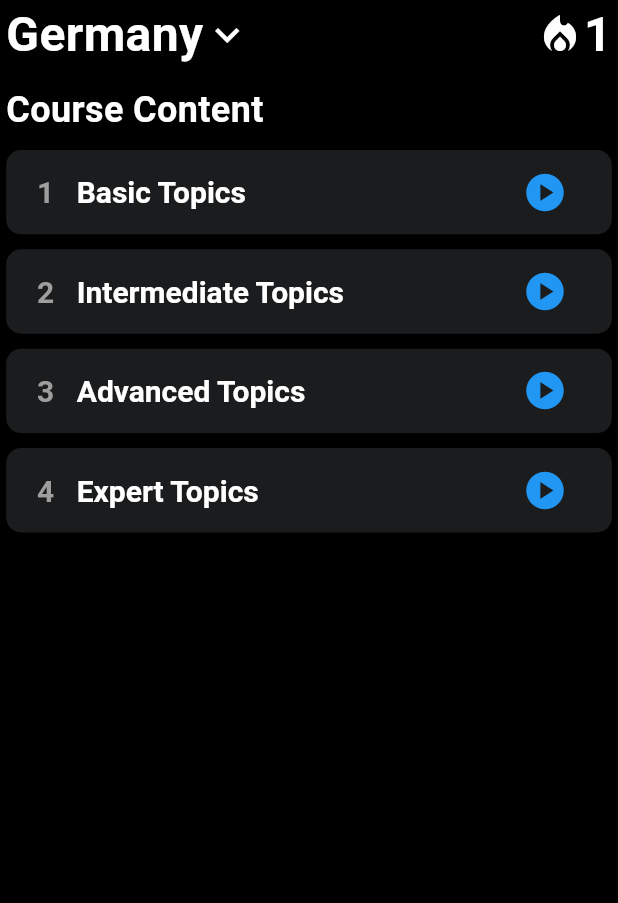
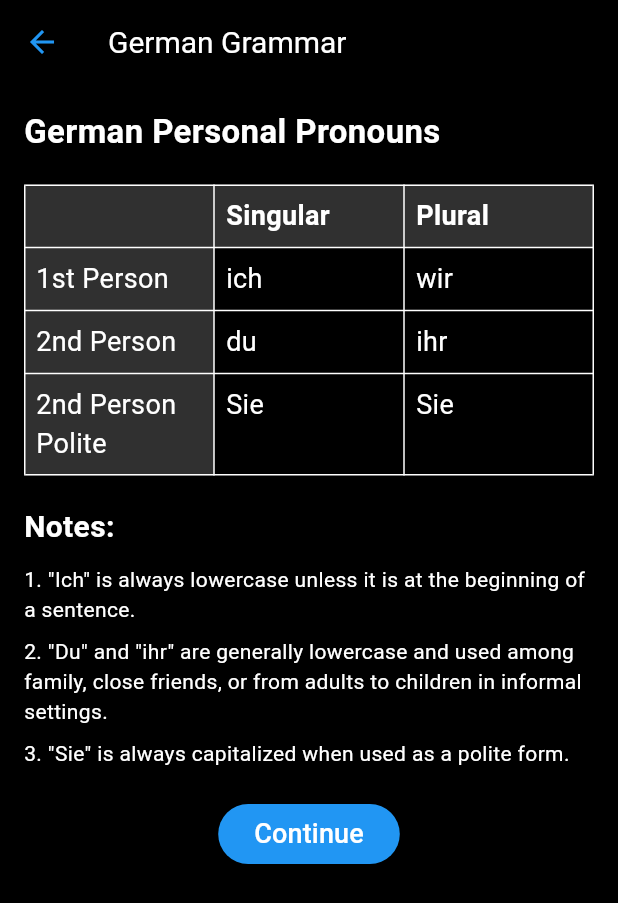
Before and after one commit to dopeCoded/bero, a Flutter app: the ListScreen screen opened directly, after a tap on the "play circle" icon, on a phone screen of 412 x 824 dp. Shown: the top 903 px of the screen. Run offline on Flutter 3.47's test engine with Material 3 defaults, Android fonts, the light colour scheme and no system bars.

Commit message:
lecture screen

```diff
--- /dev/null
+++ b/lib/lecture.dart
@@ -0,0 +1,119 @@
+import 'package:flutter/material.dart';
+
+class LectureScreen extends StatelessWidget {
+  const LectureScreen({Key? key}) : super(key: key);
+
+  @override
+  Widget build(BuildContext context) {
+    return Scaffold(
+      appBar: AppBar(
+        backgroundColor: Colors.black,
+        leading: IconButton(
+          icon: Icon(Icons.arrow_back, color: Colors.blue),
+          onPressed: () => Navigator.of(context).pop(),
+        ),
+        title: Text('German Grammar', style: TextStyle(color: Colors.white)),
+      ),
+      backgroundColor: Colors.black,
+      body: SafeArea(
+        child: SingleChildScrollView(
+          padding: EdgeInsets.all(16),
+          child: Column(
+            crossAxisAlignment: CrossAxisAlignment.start,
+            children: <Widget>[
+              Text(
+                'German Personal Pronouns',
+                style: TextStyle(fontSize: 22, fontWeight: FontWeight.bold, color: Colors.white),
+              ),
+              SizedBox(height: 20),
+              buildPronounTable(),
+              SizedBox(height: 20),
+              Text(
+                'Notes:',
+                style: TextStyle(fontSize: 20, fontWeight: FontWeight.bold, color: Colors.white),
+              ),
+              SizedBox(height: 10),
+              Text(
+                '1. "Ich" is always lowercase unless it is at the beginning of a sentence.',
+                style: TextStyle(color: Colors.white),
+              ),
+              SizedBox(height: 8),
+              Text(
+                '2. "Du" and "ihr" are generally lowercase and used among family, close friends, or from adults to children in informal settings.',
+                style: TextStyle(color: Colors.white),
+              ),
+              SizedBox(height: 8),
+              Text(
+                '3. "Sie" is always capitalized when used as a polite form.',
+                style: TextStyle(color: Colors.white),
+              ),
+              SizedBox(height: 20),
+              Center(
+                child: ElevatedButton(
+                  onPressed: () {
+                    // Navigate to the next screen (questions)
+                  },
+                  child: Text('Continue', style: TextStyle(fontSize: 18)),
+                  style: ElevatedButton.styleFrom(
+                    foregroundColor: Colors.white,
+                    backgroundColor: Colors.blue,
+                  ),
+                ),
+              ),
+            ],
+          ),
+        ),
+      ),
+    );
+  }
+
+  Widget buildPronounTable() {
+    return Table(
+      border: TableBorder.all(color: Colors.white),
+      columnWidths: {
+        0: FlexColumnWidth(1),
+        1: FlexColumnWidth(1),
+        2: FlexColumnWidth(1),
+      },
+      children: [
+        TableRow(
+            decoration: BoxDecoration(color: Colors.grey[850]),
+            children: [
+              Container(),
+              Padding(
+                padding: EdgeInsets.all(8),
+                child: Text('Singular', style: TextStyle(color: Colors.white, fontWeight: FontWeight.bold, fontSize: 18)),
+              ),
+              Padding(
+                padding: EdgeInsets.all(8),
+                child: Text('Plural', style: TextStyle(color: Colors.white, fontWeight: FontWeight.bold, fontSize: 18)),
+              ),
+            ]
+        ),
+        buildRow('1st Person', 'ich', 'wir'),
+        buildRow('2nd Person', 'du', 'ihr'),
+        buildRow('2nd Person Polite', 'Sie', 'Sie'),
+      ],
+    );
+  }
+
+  TableRow buildRow(String label, String singular, String plural) {
+    return TableRow(
+        children: [
+          Container(
+            decoration: BoxDecoration(color: Colors.grey[850]),
+            padding: EdgeInsets.all(8),
+            child: Text(label, style: TextStyle(color: Colors.white, fontSize: 18)),
+          ),
+          Padding(
+            padding: EdgeInsets.all(8),
+            child: Text(singular, style: TextStyle(color: Colors.white, fontSize: 18)),
+          ),
+          Padding(
+            padding: EdgeInsets.all(8),
+            child: Text(plural, style: TextStyle(color: Colors.white, fontSize: 18)),
+          ),
+        ]
+    );
+  }
+}
--- a/lib/list.dart
+++ b/lib/list.dart
@@ -1,4 +1,5 @@
 import 'package:flutter/material.dart';
+import 'lecture.dart';
 import 'dart:math' as math;
 
 class ListScreen extends StatefulWidget {
@@ -112,7 +113,13 @@ class ListScreenState extends State<ListScreen> {
           IconButton(
             icon: Icon(Icons.play_circle, color: Colors.blue, size: 30),
             onPressed: () {
-              // ここで何かアクションを実行
+              Navigator.push(
+                context,
+                MaterialPageRoute(
+                  builder: (context) =>
+                      LectureScreen(),
+                ),
+              );
             },
           ),
         ],
--- a/pubspec.yaml
+++ b/pubspec.yaml
@@ -36,6 +36,7 @@ dependencies:
   # Use with the CupertinoIcons class for iOS style icons.
   cupertino_icons: ^1.0.6
   flutter_riverpod: ^2.5.1
+  flutter_tts: ^4.0.2
 
 dev_dependencies:
   flutter_test:
```
Also changed, not shown: pubspec.lock, 9 other files.
